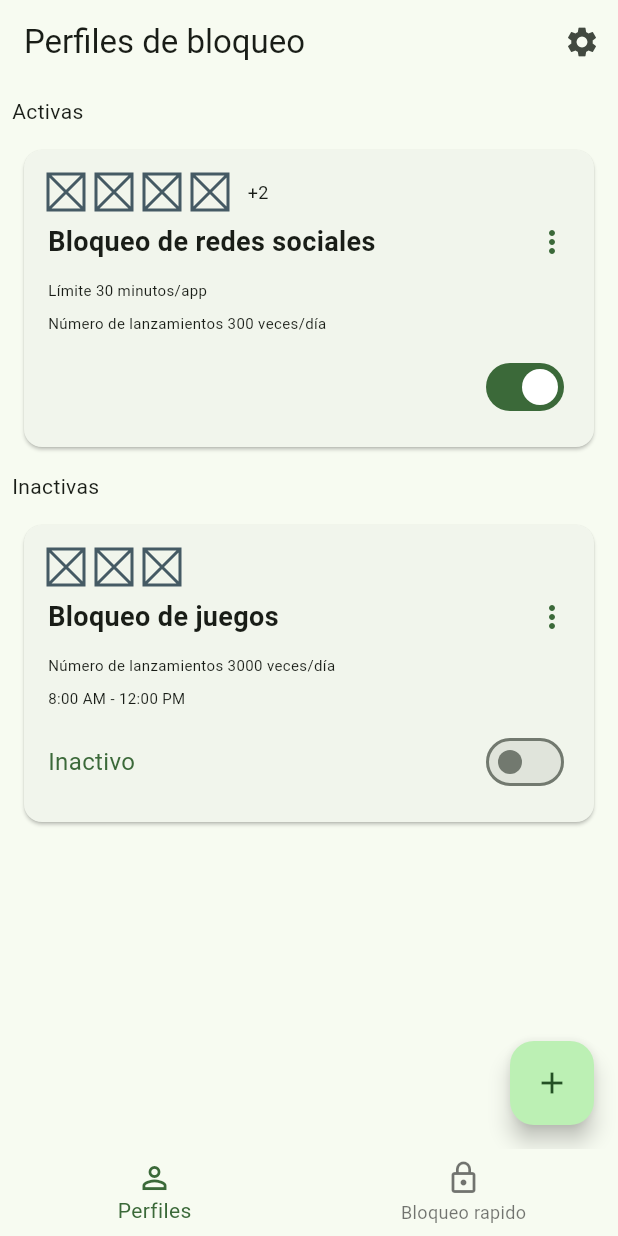
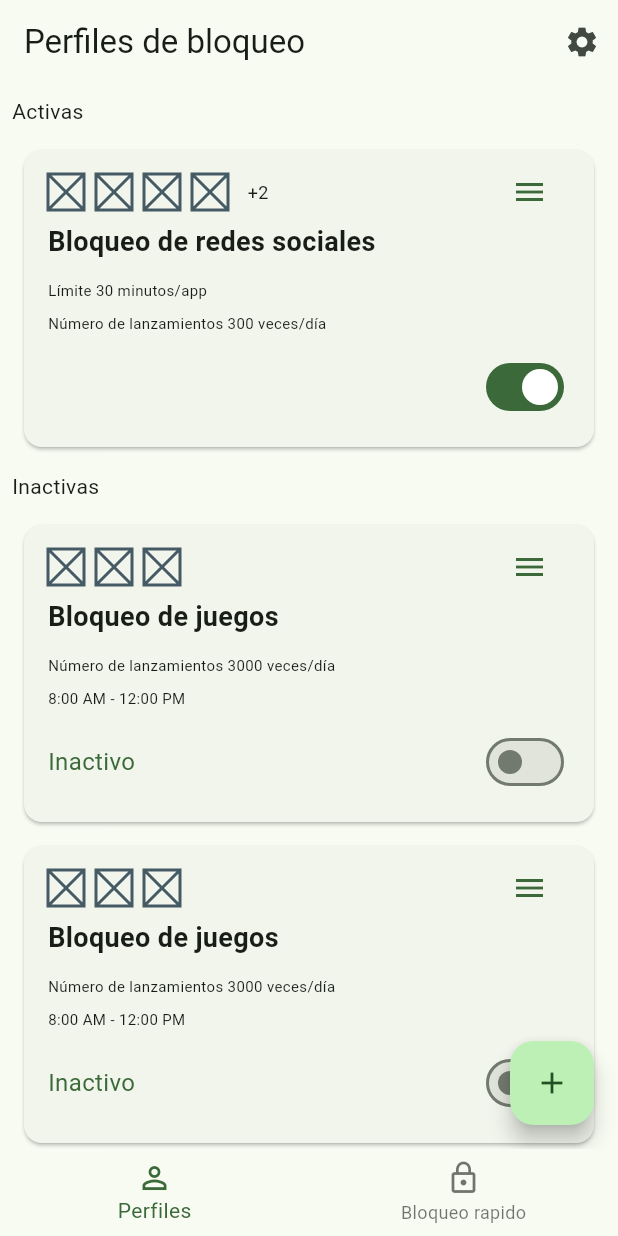
Before and after one commit to Deckgeld/focustime, a Flutter app: the screen it shows after launch, on a phone screen of 412 x 824 dp. Run offline on Flutter 3.47's test engine with Material 3 defaults, Android fonts, the phone set to English and light mode, and no system bars; our stand-ins replace go_router.

Commit message:
chore: Add lock profile UI and SingleChildScrollView

```diff
--- a/lib/domain/dommy_data.dart
+++ b/lib/domain/dommy_data.dart
@@ -82,4 +82,45 @@ final List<LockProfile> lockProfiles = [
     ),
 
 
+    LockProfile(
+      title: 'Bloqueo de juegos',
+      state: StateLockProfile.inactive,
+
+      lockTypes: [
+        LockType(
+          type: NameLockType.numberLaunch,
+          limit: 3000,
+          daysActive: [
+            DayOfWeek.monday,
+            DayOfWeek.tuesday,
+            DayOfWeek.wednesday,
+            DayOfWeek.thursday,
+            DayOfWeek.friday
+          ]
+        ),
+        LockType(
+          type: NameLockType.schedule,
+          hoursActive: [
+            const TimeOfDay(hour: 8, minute: 00),
+            const TimeOfDay(hour: 12, minute: 00)
+          ],
+          daysActive: [
+            DayOfWeek.monday,
+            DayOfWeek.tuesday,
+            DayOfWeek.wednesday,
+            DayOfWeek.thursday,
+            DayOfWeek.friday
+          ]
+        ),
+      ],
+
+      appImageUrls: [
+        'https://www.freepnglogos.com/uploads/facebook-logo-10.png',
+        'https://pngimg.com/uploads/instagram/instagram_PNG9.png',
+        'https://pngimg.com/uploads/instagram/instagram_PNG9.png',
+        ]
+    ),
+
+
+
 ];
--- a/lib/presentation/views/lockprofile_view.dart
+++ b/lib/presentation/views/lockprofile_view.dart
@@ -21,13 +21,18 @@ class LockProfileView extends StatelessWidget {
           ),
         ],
       ),
-      body: Column(
+      body: SingleChildScrollView(
+        child: Padding(
+          padding: const EdgeInsets.only(bottom: 80), // Añade un padding en la parte inferior
+          child: Column(
             mainAxisAlignment: MainAxisAlignment.start,
             children: [
               _CardsCategory(title: 'Activas', type: StateLockProfile.active, profiles: lockProfiles),
               _CardsCategory(title: 'Pausadas', type: StateLockProfile.paused, profiles: lockProfiles),
               _CardsCategory(title: 'Inactivas', type: StateLockProfile.inactive, profiles: lockProfiles),
             ],
+          ),
+        ),
       ),
       floatingActionButton: FloatingActionButton(
         onPressed: () {
@@ -48,10 +53,8 @@ class _CardsCategory extends StatelessWidget {
 
   @override
   Widget build(BuildContext context) {
-    // Filtrar los perfiles que coincidan con el tipo especificado
     final filteredProfiles = profiles.where((profile) => profile.state == type).toList();
 
-    // Si no hay perfiles que coincidan, no se construye nada
     if (filteredProfiles.isEmpty) {
       return const SizedBox.shrink();
     }
--- a/lib/presentation/widgets/cards/card_lockprifile.dart
+++ b/lib/presentation/widgets/cards/card_lockprifile.dart
@@ -19,15 +19,19 @@ class LockProfileCard extends StatelessWidget {
         child: Column(
           crossAxisAlignment: CrossAxisAlignment.start,
           children: [
-
+            Row(mainAxisAlignment: MainAxisAlignment.spaceBetween, children: [
               // Mostrar los iconos de las aplicaciones bloqueadas
               BlockedAppsIcons(appImageUrls: profile.appImageUrls),
 
+              Padding(
+                padding: const EdgeInsets.fromLTRB(0, 0, 15, 0),
+                child: Icon(Icons.menu, color: colors.primary),
+              ),
+
+            ]),
+
             const SizedBox(height: 8),
             // Título del perfil y el icono de menú
-            Row(
-              mainAxisAlignment: MainAxisAlignment.spaceBetween,
-              children: [
             Text(
               profile.title,
               style: const TextStyle(
@@ -35,9 +39,7 @@ class LockProfileCard extends StatelessWidget {
                 fontWeight: FontWeight.bold,
               ),
             ),
-                Icon(Icons.more_vert, color: colors.primary),
-              ],
-            ),
+
             const SizedBox(height: 8),
             // Mostrar los tipos de bloqueo
             Column(
@@ -82,13 +84,14 @@ class LockProfileCard extends StatelessWidget {
       case NameLockType.limitUsage:
         return 'Límite ${lockType.limit} minutos/app';
       case NameLockType.schedule:
-        String startMinute = lockType.hoursActive!.first.minute.toString().padLeft(2, '0');
-        String endMinute = lockType.hoursActive!.last.minute.toString().padLeft(2, '0');
+        String startMinute =
+            lockType.hoursActive!.first.minute.toString().padLeft(2, '0');
+        String endMinute =
+            lockType.hoursActive!.last.minute.toString().padLeft(2, '0');
 
         return '${lockType.hoursActive!.first.hour}:$startMinute AM - ${lockType.hoursActive!.last.hour}:$endMinute PM';
       default:
         return 'Número de lanzamientos ${lockType.limit} veces/día';
-
     }
   }
 }
```
Lines whose indentation alone changed are shown as unchanged.
